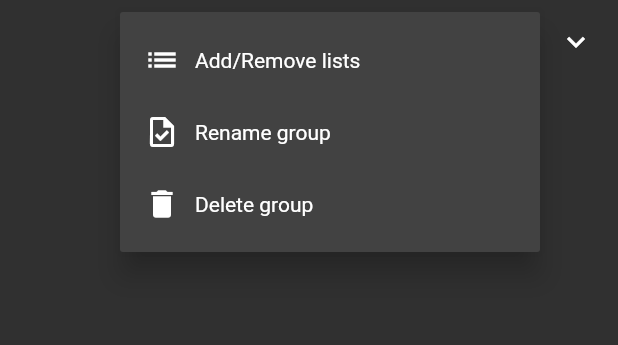
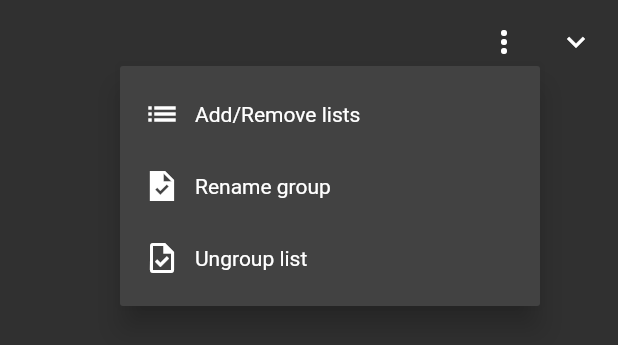
Before and after one commit to De-pitcher/to_do_clone, a Flutter app: the GroupHeaderWidget widget shown alone on an empty page, opened directly with empty values, after a tap on the "task" icon, after a tap on the "more vert" icon, on a phone screen of 412 x 824 dp. Shown: the top 345 px of the screen. Run offline on Flutter 3.47's test engine with Material 2 defaults, Android fonts, the phone set to English and light mode, and no system bars; our stand-ins replace image_picker; missing offline and left inert: drag_and_drop_lists; statements that could not run were skipped.

Commit message:
MOD: #fix PopMenuButton of the GroupHeaderWidget isEmpty issue

```diff
--- a/lib/enums/group_pop_menu_value.dart
+++ b/lib/enums/group_pop_menu_value.dart
@@ -2,4 +2,5 @@ enum GroupPopMenuValue {
   addOrRemove,
   renameGroup,
   deleteGroup,
+  ungroup,
 }
--- a/lib/providers/app_color.dart
+++ b/lib/providers/app_color.dart
@@ -43,7 +43,7 @@ class AppColor extends ChangeNotifier {
         listOfSelectedColors =
             tempColor[i].listOfColors.isEmpty ? [] : tempColor[i].listOfColors;
 
-        selectedImage = '';
+        selectedImage = null;
       } else {
         tempColor[i].isSelected = false;
       }
--- a/lib/utils/constants/pop_menu_items.dart
+++ b/lib/utils/constants/pop_menu_items.dart
@@ -98,7 +98,9 @@ List<PopupMenuEntry<PopMenuValue>> popMenuEntries(BuildContext context) => [
     ];
 
 List<PopupMenuEntry<GroupPopMenuValue>> groupPopMenuEntries(
-        BuildContext context) =>
+  BuildContext context,
+  bool isEmpty,
+) =>
     [
       PopupMenuItem(
         value: GroupPopMenuValue.addOrRemove,
@@ -116,11 +118,12 @@ List<PopupMenuEntry<GroupPopMenuValue>> groupPopMenuEntries(
               color: Colors.white,
             ),
         child: const PopMenuItem(
-          icon: Icons.task_outlined,
+          icon: Icons.task_sharp,
           text: 'Rename group',
         ),
       ),
-      PopupMenuItem(
+      isEmpty
+          ? PopupMenuItem(
               value: GroupPopMenuValue.deleteGroup,
               textStyle: Theme.of(context).textTheme.bodyText2!.copyWith(
                     color: Colors.white,
@@ -129,5 +132,15 @@ List<PopupMenuEntry<GroupPopMenuValue>> groupPopMenuEntries(
                 icon: Icons.delete,
                 text: 'Delete group',
               ),
+            )
+          : PopupMenuItem(
+              value: GroupPopMenuValue.deleteGroup,
+              textStyle: Theme.of(context).textTheme.bodyText2!.copyWith(
+                    color: Colors.white,
+                  ),
+              child: const PopMenuItem(
+                icon: Icons.task_outlined,
+                text: 'Ungroup list',
+              ),
             ),
     ];
--- a/lib/widgets/draggable_list_widget.dart
+++ b/lib/widgets/draggable_list_widget.dart
@@ -72,6 +72,7 @@ class _DraggableListWidgetState extends State<DraggableListWidget> {
         header: GroupHeaderWidget(
           name: groups.name,
           expanded: groups.showList,
+          isEmpty: groups.lists.isEmpty,
           onHide: () {
             Provider.of<Groups>(context, listen: false).hideList(groups.key);
           },
--- a/lib/widgets/group_header_widget.dart
+++ b/lib/widgets/group_header_widget.dart
@@ -7,10 +7,12 @@ import '../utils/constants/pop_menu_items.dart';
 class GroupHeaderWidget extends StatefulWidget {
   final String name;
   final bool expanded;
+  final bool isEmpty;
   final Function()? onHide;
   const GroupHeaderWidget({
     required this.name,
     required this.expanded,
+    required this.isEmpty,
     this.onHide,
     super.key,
   });
@@ -125,7 +127,9 @@ class _GroupHeaderWidgetState extends State<GroupHeaderWidget>
               builder: (ctx, ch) => Opacity(
                 opacity: _popMenuIconOpacityAnimation.value,
                 child: PopupMenuButton(
-                  itemBuilder: (ctx) => groupPopMenuEntries(ctx),
+                  itemBuilder: (ctx) =>
+                      groupPopMenuEntries(ctx, widget.isEmpty),
+                  position: PopupMenuPosition.under,
                 ),
               ),
             ),
```
Lines whose indentation alone changed are shown as unchanged.
